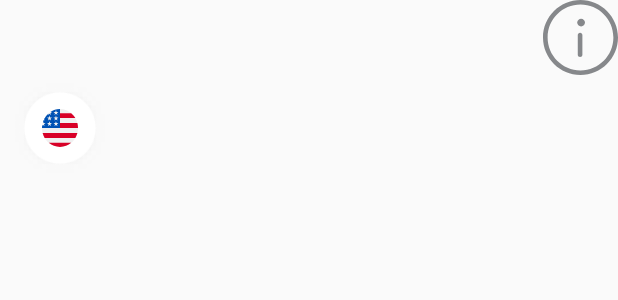
After one commit to Anilpathak475/Experimental, an Android app: the layout layout_select_to_pay_view_holder.xml on its own in the app's theme, with its tools: preview values and no code run, on a phone screen of 412 x 824 dp. The commit adds this screen. Shown: the top 300 px of the screen. Run offline under Robolectric (Android 15) with nearby library versions, the phone set to English and light mode, and no system bars.

Commit message:
initial setup

```diff
--- a/app/src/main/java/com/bitnudge/ime/demo/adapter/SpinnerAdapter.java
+++ b/app/src/main/java/com/bitnudge/ime/demo/adapter/SpinnerAdapter.java
@@ -10,7 +10,7 @@ import android.view.ViewGroup;
 import android.widget.ArrayAdapter;
 import android.widget.TextView;
 
-import com.bitnudge.ime.demo.Card;
+import com.bitnudge.ime.demo.modle.Card;
 import com.bitnudge.ime.demo.R;
 
 import java.util.List;
--- a/app/src/main/java/com/bitnudge/ime/demo/core/CustomViewManager.java
+++ b/app/src/main/java/com/bitnudge/ime/demo/core/CustomViewManager.java
@@ -12,6 +12,7 @@ import android.widget.TextView;
 
 import com.bitnudge.ime.demo.R;
 import com.bitnudge.ime.demo.keyViews.PayView;
+import com.bitnudge.ime.demo.keyViews.SelectToPayView;
 import com.bitnudge.ime.demo.libs.Util;
 
 /**
@@ -23,6 +24,7 @@ public class CustomViewManager implements View.OnClickListener {
 
     private CustomIME mCustomIme;
     private PayView payView;
+    private SelectToPayView selectToPayView;
 
     private LinearLayout selectionBar;
     private ImageView selectedIcon;
@@ -39,6 +41,7 @@ public class CustomViewManager implements View.OnClickListener {
 
         ImageButton keyboardViewButton = topBarView.findViewById(R.id.gotoKeyboard);
         ImageButton imgBtnPay = topBarView.findViewById(R.id.img_btn_pay);
+        ImageButton imgBtnSelectToPay = topBarView.findViewById(R.id.img_);
 
         selectionBar = topBarView.findViewById(R.id.selectionBar);
         selectedIcon = topBarView.findViewById(R.id.selectedIcon);
--- a/app/src/main/java/com/bitnudge/ime/demo/keyViews/PayView.java
+++ b/app/src/main/java/com/bitnudge/ime/demo/keyViews/PayView.java
@@ -5,7 +5,7 @@ import android.view.View;
 import android.widget.ImageView;
 import android.widget.Spinner;
 
-import com.bitnudge.ime.demo.Card;
+import com.bitnudge.ime.demo.modle.Card;
 import com.bitnudge.ime.demo.R;
 import com.bitnudge.ime.demo.adapter.SpinnerAdapter;
 import com.bitnudge.ime.demo.core.CustomIME;
--- a/app/src/main/java/com/bitnudge/ime/demo/Card.java
+++ b/app/src/main/java/com/bitnudge/ime/demo/modle/Card.java
@@ -1,4 +1,4 @@
-package com.bitnudge.ime.demo;
+package com.bitnudge.ime.demo.modle;
 
 public class Card {
     private String cardNo;
--- /dev/null
+++ b/app/src/main/java/com/bitnudge/ime/demo/modle/PayTo.java
@@ -0,0 +1,4 @@
+package com.bitnudge.ime.demo.modle;
+
+public class PayTo {
+}
--- /dev/null
+++ b/app/src/main/res/drawable/info.xml
@@ -0,0 +1,17 @@
+<?xml version="1.0" encoding="utf-8"?>
+<vector xmlns:android="http://schemas.android.com/apk/res/android"
+    android:width="65dp"
+    android:height="65dp"
+    android:viewportHeight="65"
+    android:viewportWidth="65">
+
+    <path
+        android:fillColor="#86888b"
+        android:pathData="M32.5,0C14.58,0,0,14.579,0,32.5S14.58,65,32.5,65S65,50.421,65,32.5S50.42,0,32.5,0z M32.5,61C16.785,61,4,48.215,4,32.5 S16.785,4,32.5,4S61,16.785,61,32.5S48.215,61,32.5,61z" />
+    <path
+        android:fillColor="#86888b"
+        android:pathData="M 33.018 16.196 C 34.8653924882 16.196 36.363 17.6936075118 36.363 19.541 C 36.363 21.3883924882 34.8653924882 22.886 33.018 22.886 C 31.1706075118 22.886 29.673 21.3883924882 29.673 19.541 C 29.673 17.6936075118 31.1706075118 16.196 33.018 16.196 Z" />
+    <path
+        android:fillColor="#86888b"
+        android:pathData="M32.137,28.342c-1.104,0-2,0.896-2,2v17c0,1.104,0.896,2,2,2s2-0.896,2-2v-17C34.137,29.237,33.241,28.342,32.137,28.342z" />
+</vector>
--- /dev/null
+++ b/app/src/main/res/layout/layout_select_to_pay_view_holder.xml
@@ -0,0 +1,70 @@
+<?xml version="1.0" encoding="utf-8"?>
+<LinearLayout xmlns:android="http://schemas.android.com/apk/res/android"
+    android:layout_width="match_parent"
+    android:layout_height="match_parent"
+    android:id="@+id/layout_parent"
+    android:orientation="vertical">
+
+    <RelativeLayout
+        android:layout_width="match_parent"
+        android:layout_height="wrap_content">
+
+        <TextView
+            android:id="@+id/txt_name"
+            android:layout_width="wrap_content"
+            android:layout_height="wrap_content"
+            android:layout_alignParentStart="true"
+            android:layout_centerVertical="true"
+            android:layout_marginStart="10dp"
+            android:textSize="22sp" />
+
+        <ImageView
+            android:id="@+id/img_info"
+            android:layout_width="50dp"
+            android:layout_height="50dp"
+            android:layout_alignParentEnd="true"
+            android:background="@drawable/info"
+            android:elevation="5dp" />
+    </RelativeLayout>
+
+    <LinearLayout
+        android:layout_width="match_parent"
+        android:layout_height="wrap_content"
+        android:layout_marginTop="5dp"
+
+        android:gravity="center_vertical"
+        android:orientation="horizontal">
+
+        <RelativeLayout
+            android:layout_width="wrap_content"
+            android:layout_height="wrap_content"
+            android:layout_marginStart="10dp">
+
+            <ImageView
+                android:layout_width="60dp"
+                android:layout_height="60dp"
+                android:background="@drawable/white_circle_big"
+                android:elevation="15dp" />
+
+            <ImageView
+                android:id="@+id/img_icon"
+                android:layout_width="wrap_content"
+                android:layout_height="25dp"
+                android:layout_centerInParent="true"
+                android:background="@drawable/ic_united_states"
+                android:elevation="17dp" />
+        </RelativeLayout>
+
+        <TextView
+            android:id="@+id/txt_card_no"
+            android:layout_width="match_parent"
+            android:layout_height="wrap_content"
+            android:layout_marginEnd="20dp"
+            android:enabled="false"
+            android:lines="1"
+            android:maxLines="1"
+            android:singleLine="true"
+            android:textColor="#4a4a4a"
+            android:textSize="19sp" />
+    </LinearLayout>
+</LinearLayout>
--- /dev/null
+++ b/settings.gradle
@@ -0,0 +1 @@
+include ':app', ':bobbleandroidime_sdk'
```
Also changed, not shown: app/src/main/java/com/bitnudge/ime/demo/adapter/SelectToPayAdapter.java (added, +61 -0 lines), app/src/main/java/com/bitnudge/ime/demo/keyViews/SelectToPayView.java (added, +66 -0 lines), app/src/main/java/com/bitnudge/ime/demo/viewholder/SelectToPayViewHolder.java (added, +32 -0 lines), app/src/main/res/layout/layout_select_to_pay.xml (added, +7 -0 lines), app/src/main/res/layout/top_bar_view_layout.xml (+10 -0 lines).
